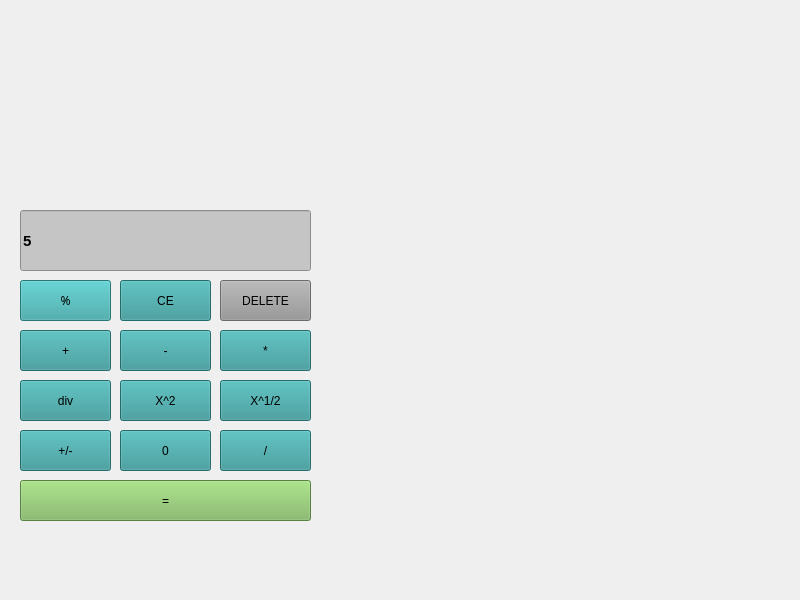
This is designer.ui in elnazsharia/Assignment14-calculator as Qt 5 draws it before an edit. The edited form follows.
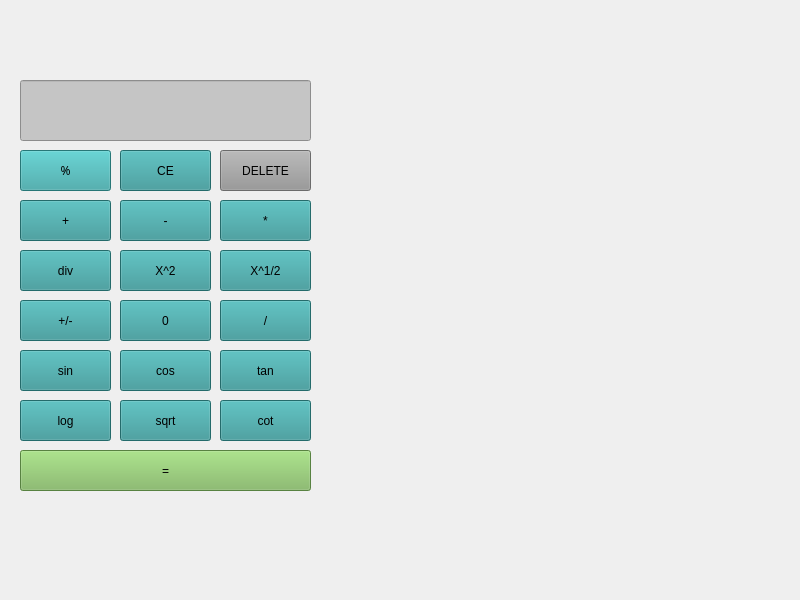
This is the edited form.

Commit message: 4 main oprations got compelete

Patch:
```diff
--- a/designer.ui
+++ b/designer.ui
@@ -27,7 +27,7 @@
     <property name="geometry">
      <rect>
       <x>20</x>
-      <y>280</y>
+      <y>150</y>
       <width>91</width>
       <height>41</height>
      </rect>
@@ -54,7 +54,7 @@
     <property name="geometry">
      <rect>
       <x>120</x>
-      <y>280</y>
+      <y>150</y>
       <width>91</width>
       <height>41</height>
      </rect>
@@ -70,7 +70,7 @@
     <property name="geometry">
      <rect>
       <x>220</x>
-      <y>280</y>
+      <y>150</y>
       <width>91</width>
       <height>41</height>
      </rect>
@@ -86,7 +86,7 @@
     <property name="geometry">
      <rect>
       <x>20</x>
-      <y>330</y>
+      <y>200</y>
       <width>91</width>
       <height>41</height>
      </rect>
@@ -102,7 +102,7 @@
     <property name="geometry">
      <rect>
       <x>120</x>
-      <y>330</y>
+      <y>200</y>
       <width>91</width>
       <height>41</height>
      </rect>
@@ -118,7 +118,7 @@
     <property name="geometry">
      <rect>
       <x>20</x>
-      <y>380</y>
+      <y>250</y>
       <width>91</width>
       <height>41</height>
      </rect>
@@ -134,7 +134,7 @@
     <property name="geometry">
      <rect>
       <x>220</x>
-      <y>330</y>
+      <y>200</y>
       <width>91</width>
       <height>41</height>
      </rect>
@@ -150,7 +150,7 @@
     <property name="geometry">
      <rect>
       <x>120</x>
-      <y>380</y>
+      <y>250</y>
       <width>91</width>
       <height>41</height>
      </rect>
@@ -166,7 +166,7 @@
     <property name="geometry">
      <rect>
       <x>220</x>
-      <y>380</y>
+      <y>250</y>
       <width>91</width>
       <height>41</height>
      </rect>
@@ -182,7 +182,7 @@
     <property name="geometry">
      <rect>
       <x>20</x>
-      <y>480</y>
+      <y>450</y>
       <width>291</width>
       <height>41</height>
      </rect>
@@ -198,7 +198,7 @@
     <property name="geometry">
      <rect>
       <x>20</x>
-      <y>210</y>
+      <y>80</y>
       <width>291</width>
       <height>61</height>
      </rect>
@@ -213,14 +213,14 @@
      <string notr="true">background-color: rgb(197, 197, 197);</string>
     </property>
     <property name="text">
-     <string>5</string>
+     <string/>
     </property>
    </widget>
    <widget class="QPushButton" name="btn_neg_pos">
     <property name="geometry">
      <rect>
       <x>20</x>
-      <y>430</y>
+      <y>300</y>
       <width>91</width>
       <height>41</height>
      </rect>
@@ -236,7 +236,7 @@
     <property name="geometry">
      <rect>
       <x>120</x>
-      <y>430</y>
+      <y>300</y>
       <width>91</width>
       <height>41</height>
      </rect>
@@ -252,7 +252,7 @@
     <property name="geometry">
      <rect>
       <x>220</x>
-      <y>430</y>
+      <y>300</y>
       <width>91</width>
       <height>41</height>
      </rect>
@@ -264,6 +264,102 @@
      <string>/</string>
     </property>
    </widget>
+   <widget class="QPushButton" name="btn_sin">
+    <property name="geometry">
+     <rect>
+      <x>20</x>
+      <y>350</y>
+      <width>91</width>
+      <height>41</height>
+     </rect>
+    </property>
+    <property name="styleSheet">
+     <string notr="true">background-color: rgb(50, 150, 150);</string>
+    </property>
+    <property name="text">
+     <string>sin</string>
+    </property>
+   </widget>
+   <widget class="QPushButton" name="btn_cos">
+    <property name="geometry">
+     <rect>
+      <x>120</x>
+      <y>350</y>
+      <width>91</width>
+      <height>41</height>
+     </rect>
+    </property>
+    <property name="styleSheet">
+     <string notr="true">background-color: rgb(50, 150, 150);</string>
+    </property>
+    <property name="text">
+     <string>cos</string>
+    </property>
+   </widget>
+   <widget class="QPushButton" name="btn_tan">
+    <property name="geometry">
+     <rect>
+      <x>220</x>
+      <y>350</y>
+      <width>91</width>
+      <height>41</height>
+     </rect>
+    </property>
+    <property name="styleSheet">
+     <string notr="true">background-color: rgb(50, 150, 150);</string>
+    </property>
+    <property name="text">
+     <string>tan</string>
+    </property>
+   </widget>
+   <widget class="QPushButton" name="btn_sin_2">
+    <property name="geometry">
+     <rect>
+      <x>20</x>
+      <y>400</y>
+      <width>91</width>
+      <height>41</height>
+     </rect>
+    </property>
+    <property name="styleSheet">
+     <string notr="true">background-color: rgb(50, 150, 150);</string>
+    </property>
+    <property name="text">
+     <string>log</string>
+    </property>
+   </widget>
+   <widget class="QPushButton" name="btn_sin_3">
+    <property name="geometry">
+     <rect>
+      <x>120</x>
+      <y>400</y>
+      <width>91</width>
+      <height>41</height>
+     </rect>
+    </property>
+    <property name="styleSheet">
+     <string notr="true">background-color: rgb(50, 150, 150);</string>
+    </property>
+    <property name="text">
+     <string>sqrt</string>
+    </property>
+   </widget>
+   <widget class="QPushButton" name="btn_sin_4">
+    <property name="geometry">
+     <rect>
+      <x>220</x>
+      <y>400</y>
+      <width>91</width>
+      <height>41</height>
+     </rect>
+    </property>
+    <property name="styleSheet">
+     <string notr="true">background-color: rgb(50, 150, 150);</string>
+    </property>
+    <property name="text">
+     <string>cot</string>
+    </property>
+   </widget>
   </widget>
   <widget class="QMenuBar" name="menubar">
    <property name="geometry">
```
The commit also changes 1 other file.
